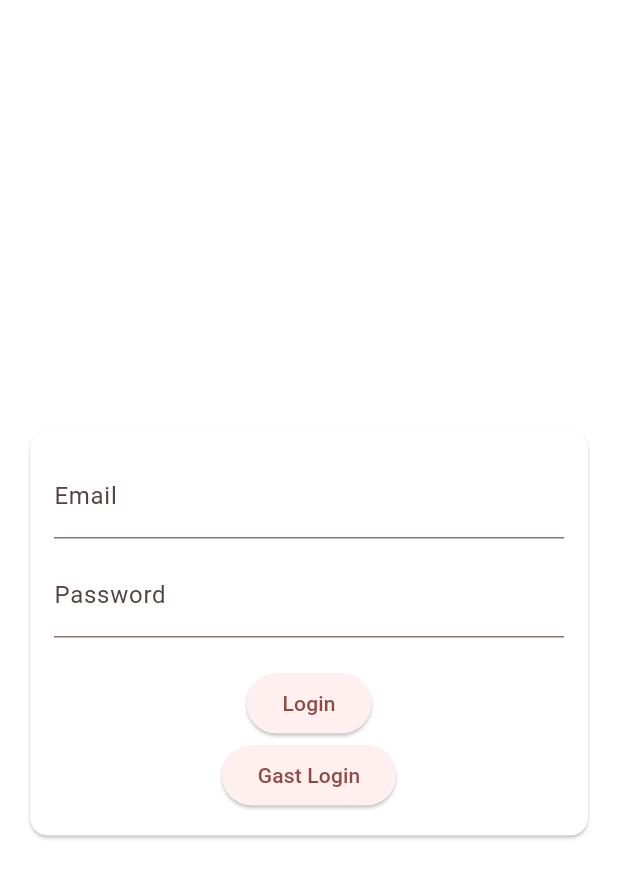
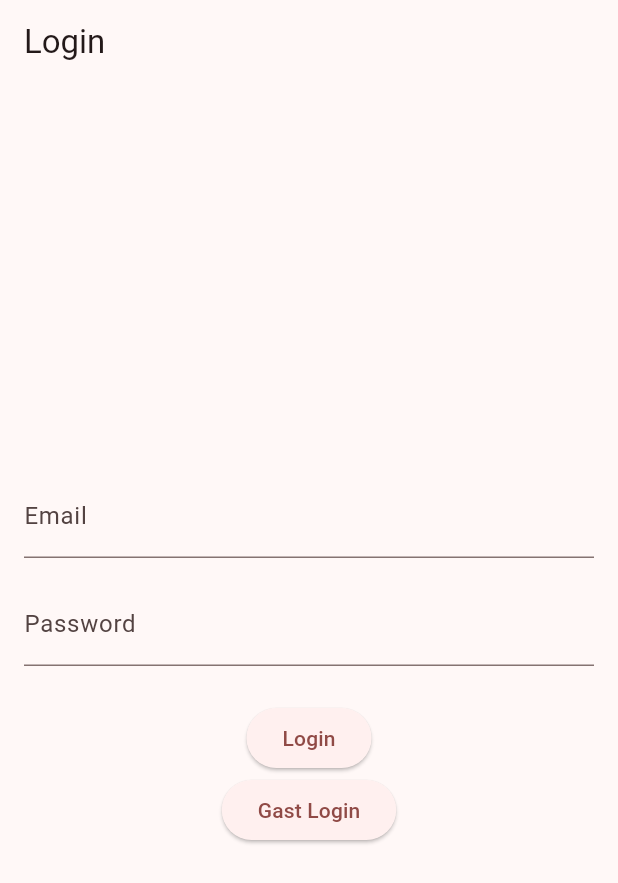
Before and after one commit to MBulti/firetracker, a Flutter app: the screen it shows after launch, on a phone screen of 412 x 824 dp. Shown: the top 883 px of the screen. Run offline on Flutter 3.47's test engine with Material 3 defaults, Android fonts, the phone set to English and light mode, and no system bars; our stand-ins replace get, supabase_flutter; accounts and stored records are empty.

Commit message:
xlate, cleanup login

```diff
--- a/lib/main.dart
+++ b/lib/main.dart
@@ -1,4 +1,6 @@
+import 'package:firetracker/utils/xlations.dart';
 import 'package:flutter/material.dart';
+import 'package:get/get.dart';
 import 'package:supabase_flutter/supabase_flutter.dart';
 import 'pages/pages.dart';
 
@@ -15,8 +17,10 @@ class MyApp extends StatelessWidget {
 
   @override
   Widget build(BuildContext context) {
-    return MaterialApp(
+    return GetMaterialApp(
       title: 'Kilver Firetracker',
+      translations: XLations(),
+      locale: const Locale('de', 'DE'),
       debugShowCheckedModeBanner: false,
       theme: ThemeData(
         colorScheme: ColorScheme.fromSeed(seedColor: Colors.redAccent),
--- a/lib/pages/login_page.dart
+++ b/lib/pages/login_page.dart
@@ -1,112 +1,102 @@
 import 'dart:async';
+import 'package:flutter/material.dart';
+import 'package:get/get.dart';
+import 'package:supabase_flutter/supabase_flutter.dart';
+import 'pages.dart'; // Ensure you have this import correctly set up for HomePage
 
-import 'package:flutter/material.dart';
-import 'package:supabase_flutter/supabase_flutter.dart';
+// Controller to manage login state
+class LoginController extends GetxController {
+  final emailController = TextEditingController();
+  final passwordController = TextEditingController();
+  late final StreamSubscription<AuthState> authStateSubscription;
 
-import 'pages.dart';
+  @override
+  void onInit() {
+    super.onInit();
+    print("LoginController onInit"); // Debug print to verify onInit is called
 
+    // authStateSubscription = Supabase.instance.client.auth.onAuthStateChange.listen((event) {
+    //   if (event.session != null) {
+    //     print("Auth state changed: User logged in");
+    //     //Get.offAll(() => HomePage());
+    //     //onClose();
+    //   }
+    // });
+  }
+
+  @override
+  void onClose() {
+    print("LoginController onClose"); // Debug print to verify onClose is called
+
+    emailController.dispose();
+    passwordController.dispose();
+    //authStateSubscription.cancel();
+    super.onClose();
+  }
+
+  Future<void> login() async {
+    try {
+      await Supabase.instance.client.auth.signInWithPassword(
+        email: emailController.text,
+        password: passwordController.text,
+      );
+      Get.offAll(const HomePage());
+    } on AuthException catch (e) {
+      Get.snackbar('Error', e.message, snackPosition: SnackPosition.BOTTOM);
+    }
+  }
+
+  Future<void> guestLogin() async {
+    try {
+      await Supabase.instance.client.auth.signInAnonymously();
+      Get.offAll(const HomePage());
+    } on AuthException catch (e) {
+      Get.snackbar('Error', e.message, snackPosition: SnackPosition.BOTTOM);
+    }
+  }
+}
+
+// Login Page
 class LoginPage extends StatelessWidget {
   const LoginPage({super.key});
 
   @override
   Widget build(BuildContext context) {
-    return const Scaffold(
-      backgroundColor: Colors.white,
-      body: Column(
+    final controller = Get.put(LoginController());
+
+    return Scaffold(
+      appBar: AppBar(
+        title: const Text('Login'),
+      ),
+      body: Padding(
+        padding: const EdgeInsets.all(16.0),
+        child: Column(
           mainAxisAlignment: MainAxisAlignment.center,
           children: [
-          SizedBox(
-            height: 20,
+            TextField(
+              controller: controller.emailController,
+              decoration: const InputDecoration(
+                labelText: 'Email',
               ),
-          LoginCard(),
-        ],
             ),
-    );
-  }
-}
-
-class LoginCard extends StatefulWidget {
-  const LoginCard({super.key});
-
-  @override
-  State<LoginCard> createState() => _LoginCardState();
-}
-
-class _LoginCardState extends State<LoginCard> {
-  late final StreamSubscription<AuthState> _authStateSubscription;
-
-  final _emailController = TextEditingController();
-  final _passwordController = TextEditingController();
-
-  @override
-  void initState() {
-    _authStateSubscription =
-        Supabase.instance.client.auth.onAuthStateChange.listen((event) {
-      if (event.session != null) {
-        Navigator.pushReplacement(
-            context, MaterialPageRoute(builder: (context) => const HomePage()));
-      }
-    });
-    super.initState();
-  }
-
-  @override
-  void dispose() {
-    _emailController.dispose();
-    _passwordController.dispose();
-    _authStateSubscription.cancel();
-    super.dispose();
-  }
-
-  @override
-  Widget build(BuildContext context) {
-    return Center(
-      child: Card(
-        color: Colors.white,
-        margin: const EdgeInsets.all(20.0),
-        child: Padding(
-          padding: const EdgeInsets.all(16.0),
-          child: Column(
-            mainAxisSize: MainAxisSize.min,
-            children: <Widget>[
+            const SizedBox(height: 16.0),
             TextField(
-                decoration: const InputDecoration(labelText: 'Email'),
-                controller: _emailController,
+              controller: controller.passwordController,
+              obscureText: true,
+              decoration: const InputDecoration(
+                labelText: 'Password',
               ),
-              const SizedBox(height: 10),
-              TextField(
-                  decoration: const InputDecoration(labelText: 'Password'),
-                  obscureText: true,
-                  controller: _passwordController),
-              const SizedBox(height: 20),
+            ),
+            const SizedBox(height: 24.0),
             ElevatedButton(
-                onPressed: () async {
-                  try {
-                    await Supabase.instance.client.auth.signInWithPassword(
-                      email: _emailController.text,
-                      password: _passwordController.text,
-                    );
-                  } on AuthException catch (e) {
-                    ScaffoldMessenger.of(context).showSnackBar(
-                      SnackBar(content: Text(e.message)),
-                    );
-                  }
-                },
+              onPressed: controller.login,
               child: const Text('Login'),
             ),
             ElevatedButton(
-                  onPressed: () async {
-                    try {
-                      await Supabase.instance.client.auth.signInAnonymously();
-                    } on AuthException catch (e) {
-                      ScaffoldMessenger.of(context).showSnackBar(
-                        SnackBar(content: Text(e.message)),
-                      );
-                    }
-                  },
-                  child: const Text('Gast Login'))
+              onPressed: controller.guestLogin,
+              child: const Text('Gast Login'),
+            ),
           ],
-          ),
         ),
       ),
     );
--- /dev/null
+++ b/lib/utils/xlations.dart
@@ -0,0 +1,13 @@
+import 'package:get/get.dart';
+
+class XLations extends Translations {
+  @override
+  Map<String, Map<String, String>> get keys => {
+        'en_US': {
+          'hello': 'Hello World',
+        },
+        'de_DE': {
+          'hello': 'Hallo Welt',
+        }
+      };
+}
--- a/pubspec.yaml
+++ b/pubspec.yaml
@@ -10,7 +10,8 @@ environment:
 dependencies:
   flutter:
     sdk: flutter
-  supabase_flutter: ^2.5.2
+  supabase_flutter:
+  get:
   cupertino_icons: ^1.0.6
 
 dev_dependencies:
```
Also changed, not shown: lib/pages/home_page.dart (+72 -23 lines), pubspec.lock, 1 other file. Lines whose indentation alone changed are shown as unchanged.
